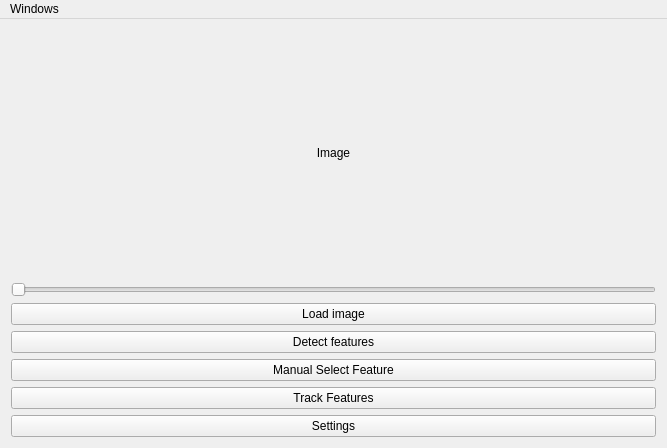
Before: the Qt Designer form Source/UI/MainWindow/MainWindow.ui in Cambloid/clockwise, drawn with Qt 5.
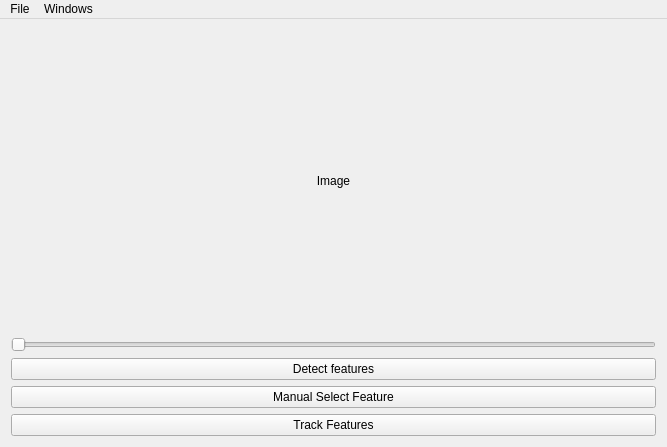
After: the same form once the commit is applied.

```diff
--- a/Source/UI/MainWindow/MainWindow.ui
+++ b/Source/UI/MainWindow/MainWindow.ui
@@ -7,7 +7,7 @@
     <x>0</x>
     <y>0</y>
     <width>667</width>
-    <height>448</height>
+    <height>447</height>
    </rect>
   </property>
   <property name="windowTitle">
@@ -38,13 +38,6 @@
       </property>
      </widget>
     </item>
-    <item>
-     <widget class="QPushButton" name="btnLoadImage">
-      <property name="text">
-       <string>Load image</string>
-      </property>
-     </widget>
-    </item>
     <item>
      <widget class="QPushButton" name="btnDetectFeatures">
       <property name="text">
@@ -66,13 +59,6 @@
       </property>
      </widget>
     </item>
-    <item>
-     <widget class="QPushButton" name="btnSettings">
-      <property name="text">
-       <string>Settings</string>
-      </property>
-     </widget>
-    </item>
    </layout>
   </widget>
   <widget class="QMenuBar" name="menuBar">
@@ -91,6 +77,13 @@
     <addaction name="action3D_View"/>
     <addaction name="actionSettings"/>
    </widget>
+   <widget class="QMenu" name="menuFile">
+    <property name="title">
+     <string>File</string>
+    </property>
+    <addaction name="actionImport"/>
+   </widget>
+   <addaction name="menuFile"/>
    <addaction name="menuWindows"/>
   </widget>
   <action name="action3D_View">
```
Left out of the diff: 13 changed lines with no effect on the pictures.
